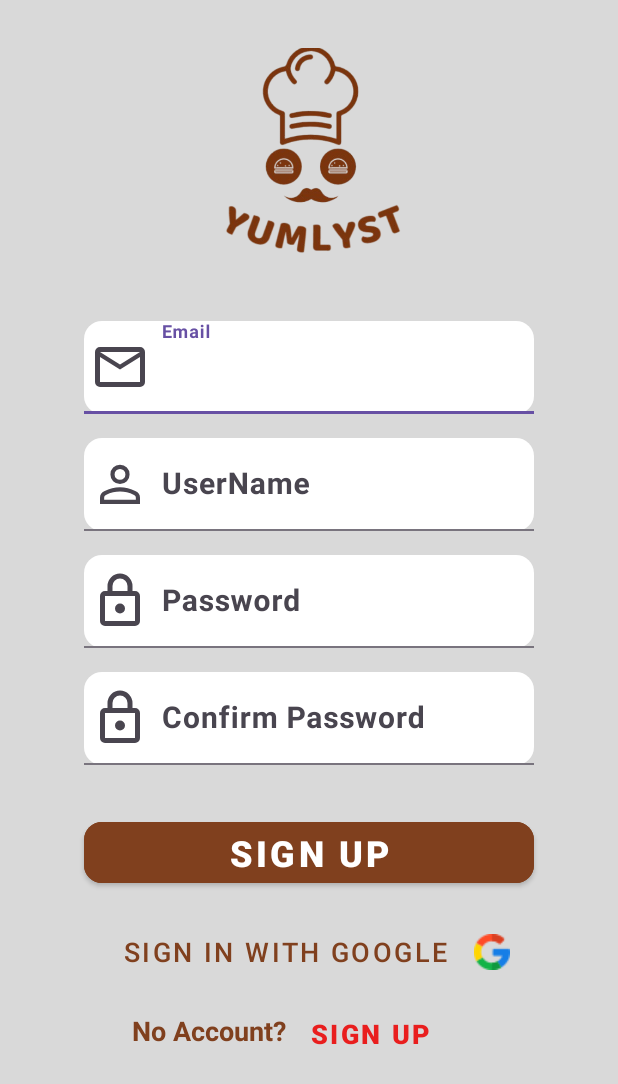
After one commit to Alikotb/Yumlyst, an Android app: the fragment SignUp shown on its own in the app's theme, on a phone screen of 412 x 824 dp. The commit adds this screen. Shown: the top 1084 px of the screen. Run offline under Robolectric (Android 15) with nearby library versions, the phone set to English and light mode, and no system bars.

Commit message:
signup ui

```diff
--- /dev/null
+++ b/app/src/main/java/com/example/yumlyst/ui/signupscrean/view/SignUp.java
@@ -0,0 +1,66 @@
+package com.example.yumlyst.ui.signupscrean.view;
+
+import android.os.Bundle;
+
+import androidx.fragment.app.Fragment;
+
+import android.view.LayoutInflater;
+import android.view.View;
+import android.view.ViewGroup;
+
+import com.example.yumlyst.R;
+
+/**
+ * A simple {@link Fragment} subclass.
+ * Use the {@link SignUp#newInstance} factory method to
+ * create an instance of this fragment.
+ */
+public class SignUp extends Fragment {
+
+    // TODO: Rename parameter arguments, choose names that match
+    // the fragment initialization parameters, e.g. ARG_ITEM_NUMBER
+    private static final String ARG_PARAM1 = "param1";
+    private static final String ARG_PARAM2 = "param2";
+
+    // TODO: Rename and change types of parameters
+    private String mParam1;
+    private String mParam2;
+
+    public SignUp() {
+        // Required empty public constructor
+    }
+
+    /**
+     * Use this factory method to create a new instance of
+     * this fragment using the provided parameters.
+     *
+     * @param param1 Parameter 1.
+     * @param param2 Parameter 2.
+     * @return A new instance of fragment SignUp.
+     */
+    // TODO: Rename and change types and number of parameters
+    public static SignUp newInstance(String param1, String param2) {
+        SignUp fragment = new SignUp();
+        Bundle args = new Bundle();
+        args.putString(ARG_PARAM1, param1);
+        args.putString(ARG_PARAM2, param2);
+        fragment.setArguments(args);
+        return fragment;
+    }
+
+    @Override
+    public void onCreate(Bundle savedInstanceState) {
+        super.onCreate(savedInstanceState);
+        if (getArguments() != null) {
+            mParam1 = getArguments().getString(ARG_PARAM1);
+            mParam2 = getArguments().getString(ARG_PARAM2);
+        }
+    }
+
+    @Override
+    public View onCreateView(LayoutInflater inflater, ViewGroup container,
+                             Bundle savedInstanceState) {
+        // Inflate the layout for this fragment
+        return inflater.inflate(R.layout.fragment_sign_up, container, false);
+    }
+}
--- /dev/null
+++ b/app/src/main/res/layout/fragment_sign_up.xml
@@ -0,0 +1,227 @@
+<?xml version="1.0" encoding="utf-8"?>
+<androidx.constraintlayout.widget.ConstraintLayout xmlns:android="http://schemas.android.com/apk/res/android"
+    xmlns:tools="http://schemas.android.com/tools"
+    android:layout_width="match_parent"
+    android:layout_height="match_parent"
+    xmlns:app="http://schemas.android.com/apk/res-auto"
+    tools:context=".FirstScrean"
+    android:background="@color/whole_app_color"
+    >
+
+
+    <ImageView
+        android:layout_width="200dp"
+        android:layout_height="150dp"
+        android:contentDescription="@string/logo"
+        android:scaleType="centerCrop"
+        android:layout_marginTop="32dp"
+        android:id="@+id/logo"
+
+        android:src="@drawable/logo"
+        app:layout_constraintStart_toStartOf="parent"
+        app:layout_constraintTop_toTopOf="parent"
+        app:layout_constraintEnd_toEndOf="parent"
+        />
+
+    <com.google.android.material.textfield.TextInputLayout
+        android:id="@+id/email"
+        android:layout_width="300dp"
+        android:layout_height="wrap_content"
+        app:boxBackgroundMode="filled"
+        app:boxBackgroundColor="@color/white"
+        app:boxCornerRadiusBottomStart="12dp"
+        app:boxCornerRadiusBottomEnd="12dp"
+        app:boxCornerRadiusTopEnd="12dp"
+        app:boxCornerRadiusTopStart="12dp"
+        android:layout_marginTop="32dp"
+        android:hint="@string/email"
+        app:startIconDrawable="@drawable/mail"
+        app:startIconContentDescription="@string/email"
+        app:layout_constraintStart_toStartOf="@+id/logo"
+        app:layout_constraintTop_toBottomOf="@+id/logo"
+        app:layout_constraintEnd_toEndOf="@+id/logo"
+        >
+
+        <com.google.android.material.textfield.TextInputEditText
+            android:id="@+id/edtEmail"
+            android:layout_width="match_parent"
+            android:layout_height="wrap_content"
+            android:textColor="@color/app_color"
+            android:paddingStart="55dp"
+            android:textSize="20sp"
+            android:textStyle="bold"
+
+            />
+    </com.google.android.material.textfield.TextInputLayout>
+
+
+
+    <com.google.android.material.textfield.TextInputLayout
+        android:id="@+id/username"
+        android:layout_width="300dp"
+        android:layout_height="wrap_content"
+        app:boxBackgroundMode="filled"
+        app:boxBackgroundColor="@color/white"
+        app:boxCornerRadiusBottomStart="12dp"
+        app:boxCornerRadiusBottomEnd="12dp"
+        app:boxCornerRadiusTopEnd="12dp"
+        app:boxCornerRadiusTopStart="12dp"
+        android:layout_marginTop="16dp"
+        android:hint="@string/username"
+        app:startIconDrawable="@drawable/username"
+        app:startIconContentDescription="@string/username"
+        app:layout_constraintTop_toBottomOf="@+id/email"
+        app:layout_constraintStart_toStartOf="@+id/email"
+        app:layout_constraintEnd_toEndOf="@+id/email"
+
+        >
+
+        <com.google.android.material.textfield.TextInputEditText
+            android:id="@+id/edtUserName"
+            android:layout_width="match_parent"
+            android:layout_height="wrap_content"
+            android:textColor="@color/app_color"
+            android:paddingStart="55dp"
+            android:textSize="20sp"
+            android:textStyle="bold"
+
+            />
+    </com.google.android.material.textfield.TextInputLayout>
+
+
+
+
+
+    <com.google.android.material.textfield.TextInputLayout
+        android:id="@+id/password"
+        android:layout_width="300dp"
+        android:layout_height="wrap_content"
+        app:boxBackgroundMode="filled"
+        app:boxBackgroundColor="@color/white"
+        app:boxCornerRadiusBottomStart="12dp"
+        app:boxCornerRadiusBottomEnd="12dp"
+        app:boxCornerRadiusTopEnd="12dp"
+        app:boxCornerRadiusTopStart="12dp"
+        android:layout_marginTop="16dp"
+        android:hint="@string/password"
+        app:startIconDrawable="@drawable/pass"
+        app:startIconContentDescription="@string/email"
+        app:layout_constraintTop_toBottomOf="@+id/username"
+        app:layout_constraintStart_toStartOf="@+id/username"
+        app:layout_constraintEnd_toEndOf="@+id/username"
+        >
+
+        <com.google.android.material.textfield.TextInputEditText
+            android:id="@+id/edtpassword"
+            android:layout_width="match_parent"
+            android:layout_height="wrap_content"
+            android:textColor="@color/app_color"
+            android:paddingStart="55dp"
+            android:textSize="20sp"
+            android:textStyle="bold"
+            android:inputType="textPassword"
+
+            />
+    </com.google.android.material.textfield.TextInputLayout>
+    <com.google.android.material.textfield.TextInputLayout
+        android:id="@+id/confirmpass"
+        android:layout_width="300dp"
+        android:layout_height="wrap_content"
+        app:boxBackgroundMode="filled"
+        app:boxBackgroundColor="@color/white"
+        app:boxCornerRadiusBottomStart="12dp"
+        app:boxCornerRadiusBottomEnd="12dp"
+        app:boxCornerRadiusTopEnd="12dp"
+        app:boxCornerRadiusTopStart="12dp"
+        android:layout_marginTop="16dp"
+        android:hint="@string/confirm_password"
+        app:startIconDrawable="@drawable/pass"
+        app:startIconContentDescription="@string/email"
+        app:layout_constraintTop_toBottomOf="@+id/password"
+        app:layout_constraintStart_toStartOf="@+id/password"
+        app:layout_constraintEnd_toEndOf="@+id/password"
+
+        >
+
+        <com.google.android.material.textfield.TextInputEditText
+            android:id="@+id/edtconfirmpassword"
+            android:layout_width="match_parent"
+            android:layout_height="wrap_content"
+            android:textColor="@color/app_color"
+            android:paddingStart="55dp"
+            android:textSize="20sp"
+            android:textStyle="bold"
+            android:inputType="textPassword"
+
+            />
+    </com.google.android.material.textfield.TextInputLayout>
+
+
+
+
+    <com.google.android.material.button.MaterialButton
+        android:id="@+id/login_button"
+        android:layout_width="300dp"
+        android:layout_height="wrap_content"
+        android:text="@string/sign_up_btn"
+        android:textColor="@color/white"
+        android:textStyle="bold"
+        android:textSize="24sp"
+        android:backgroundTint="@color/app_color"
+        app:cornerRadius="12dp"
+        android:layout_marginTop="32dp"
+        app:layout_constraintTop_toBottomOf="@+id/confirmpass"
+        app:layout_constraintStart_toStartOf="@+id/confirmpass"
+        app:layout_constraintEnd_toEndOf="@+id/confirmpass"
+        style="@style/Widget.MaterialComponents.Button"/>
+    <com.google.android.material.button.MaterialButton
+        android:id="@+id/loginWithGoogle_button"
+        android:layout_width="300dp"
+        android:layout_height="wrap_content"
+        android:text="@string/sign_in_with_google"
+        android:textColor="@color/app_color"
+        android:textSize="18sp"
+        app:cornerRadius="12dp"
+        android:layout_marginTop="16dp"
+        style="@style/Widget.MaterialComponents.Button"
+        android:background="@drawable/transient_btn_background"
+        android:drawableEnd="@drawable/google"
+        app:layout_constraintTop_toBottomOf="@+id/login_button"
+        app:layout_constraintStart_toStartOf="@+id/login_button"
+        app:layout_constraintEnd_toEndOf="@+id/login_button"
+        />
+
+    <TextView
+        android:id="@+id/have_account_txt"
+        android:layout_width="wrap_content"
+        android:layout_height="32dp"
+        android:text="@string/no_account"
+        android:textSize="18sp"
+        android:textStyle="bold"
+        android:layout_marginTop="16dp"
+        android:textColor="@color/app_color"
+        app:layout_constraintTop_toBottomOf="@+id/loginWithGoogle_button"
+        app:layout_constraintStart_toStartOf="@+id/loginWithGoogle_button"
+        android:layout_marginStart="32dp"
+
+        />
+
+    <com.google.android.material.button.MaterialButton
+        android:id="@+id/have_account_button"
+        android:layout_width="wrap_content"
+        android:layout_height="40dp"
+        android:text="@string/sign_up"
+        android:textColor="@color/red"
+        android:textStyle="bold"
+        android:textSize="18sp"
+        app:cornerRadius="12dp"
+        style="@style/Widget.MaterialComponents.Button"
+        android:background="@drawable/transient_btn_background"
+        app:layout_constraintBottom_toBottomOf="@+id/have_account_txt"
+        app:layout_constraintStart_toEndOf="@+id/have_account_txt"
+        />
+
+
+
+
+</androidx.constraintlayout.widget.ConstraintLayout>
--- a/app/src/main/res/values/colors.xml
+++ b/app/src/main/res/values/colors.xml
@@ -38,7 +38,7 @@
     <color name="disabled_color">#BDBDBD</color>
 
     <!-- Alerts & Notifications -->
-    <color name="error">#E91E1E</color>
+    <color name="red">#E91E1E</color>
     <color name="warning">#FF9800</color>
     <color name="success">#4CAF50</color>
     <color name="info">#03A9F4</color>
```
